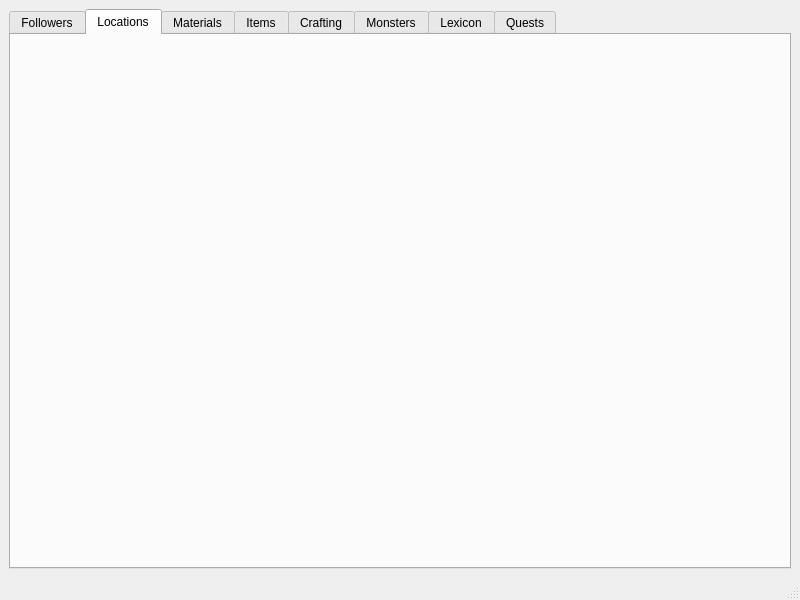
Above: project-deity/admin.ui from Hexadigital/project-deity before the change. Below: the same form after it.
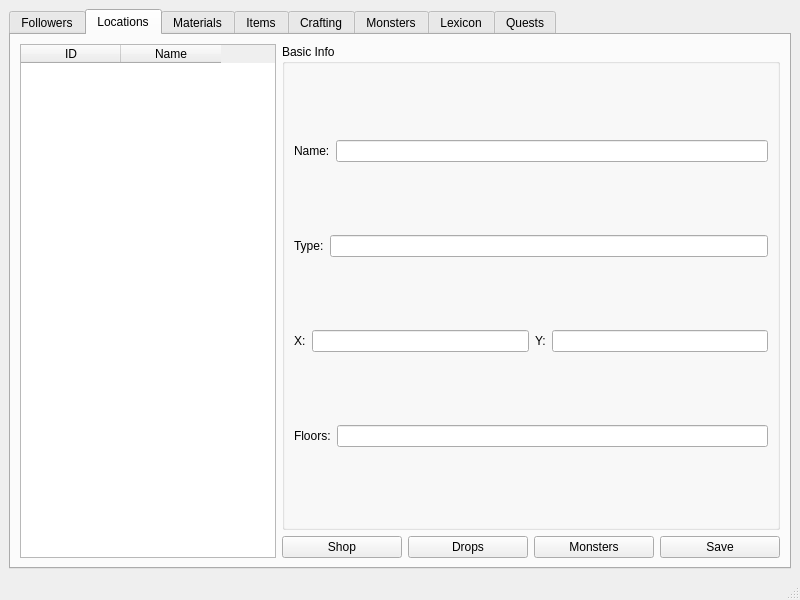
That is the form after the change. The open tabs and pages were chosen to show the change.

Commit message: Add locations to admin panel

```diff
--- a/project-deity/admin.ui
+++ b/project-deity/admin.ui
@@ -307,6 +307,164 @@
        <attribute name="title">
         <string>Locations</string>
        </attribute>
+       <layout class="QHBoxLayout" name="horizontalLayout_14">
+        <item>
+         <widget class="QTableWidget" name="locationTable">
+          <property name="sizePolicy">
+           <sizepolicy hsizetype="Minimum" vsizetype="Expanding">
+            <horstretch>0</horstretch>
+            <verstretch>0</verstretch>
+           </sizepolicy>
+          </property>
+          <property name="selectionMode">
+           <enum>QAbstractItemView::SingleSelection</enum>
+          </property>
+          <property name="selectionBehavior">
+           <enum>QAbstractItemView::SelectRows</enum>
+          </property>
+          <attribute name="verticalHeaderVisible">
+           <bool>false</bool>
+          </attribute>
+          <column>
+           <property name="text">
+            <string>ID</string>
+           </property>
+          </column>
+          <column>
+           <property name="text">
+            <string>Name</string>
+           </property>
+          </column>
+         </widget>
+        </item>
+        <item>
+         <layout class="QVBoxLayout" name="verticalLayout_4">
+          <item>
+           <widget class="QGroupBox" name="groupBox_3">
+            <property name="sizePolicy">
+             <sizepolicy hsizetype="Preferred" vsizetype="Expanding">
+              <horstretch>0</horstretch>
+              <verstretch>0</verstretch>
+             </sizepolicy>
+            </property>
+            <property name="title">
+             <string>Basic Info</string>
+            </property>
+            <layout class="QVBoxLayout" name="verticalLayout_5">
+             <item>
+              <layout class="QHBoxLayout" name="horizontalLayout_12">
+               <item>
+                <widget class="QLabel" name="label_16">
+                 <property name="text">
+                  <string>Name:</string>
+                 </property>
+                </widget>
+               </item>
+               <item>
+                <widget class="QLineEdit" name="locationName"/>
+               </item>
+              </layout>
+             </item>
+             <item>
+              <layout class="QHBoxLayout" name="horizontalLayout_13">
+               <item>
+                <widget class="QLabel" name="label_17">
+                 <property name="sizePolicy">
+                  <sizepolicy hsizetype="Minimum" vsizetype="Preferred">
+                   <horstretch>0</horstretch>
+                   <verstretch>0</verstretch>
+                  </sizepolicy>
+                 </property>
+                 <property name="text">
+                  <string>Type:</string>
+                 </property>
+                </widget>
+               </item>
+               <item>
+                <widget class="QLineEdit" name="locationType"/>
+               </item>
+              </layout>
+             </item>
+             <item>
+              <layout class="QHBoxLayout" name="horizontalLayout_15">
+               <item>
+                <widget class="QLabel" name="label_19">
+                 <property name="text">
+                  <string>X:</string>
+                 </property>
+                </widget>
+               </item>
+               <item>
+                <widget class="QLineEdit" name="locationX"/>
+               </item>
+               <item>
+                <widget class="QLabel" name="label_20">
+                 <property name="text">
+                  <string>Y:</string>
+                 </property>
+                </widget>
+               </item>
+               <item>
+                <widget class="QLineEdit" name="locationY">
+                 <property name="enabled">
+                  <bool>true</bool>
+                 </property>
+                </widget>
+               </item>
+              </layout>
+             </item>
+             <item>
+              <layout class="QHBoxLayout" name="horizontalLayout_16">
+               <item>
+                <widget class="QLabel" name="label_21">
+                 <property name="text">
+                  <string>Floors:</string>
+                 </property>
+                </widget>
+               </item>
+               <item>
+                <widget class="QLineEdit" name="locationFloors"/>
+               </item>
+              </layout>
+             </item>
+            </layout>
+           </widget>
+          </item>
+          <item>
+           <layout class="QHBoxLayout" name="horizontalLayout_20">
+            <item>
+             <widget class="QPushButton" name="locationShop">
+              <property name="text">
+               <string>Shop</string>
+              </property>
+             </widget>
+            </item>
+            <item>
+             <widget class="QPushButton" name="locationDrops">
+              <property name="text">
+               <string>Drops</string>
+              </property>
+             </widget>
+            </item>
+            <item>
+             <widget class="QPushButton" name="locationMonsters">
+              <property name="text">
+               <string>Monsters</string>
+              </property>
+             </widget>
+            </item>
+            <item>
+             <widget class="QPushButton" name="locationSave">
+              <property name="text">
+               <string>Save</string>
+              </property>
+             </widget>
+            </item>
+           </layout>
+          </item>
+         </layout>
+        </item>
+       </layout>
       </widget>
       <widget class="QWidget" name="materialTab">
        <attribute name="title">
```
Left out of the diff: 32 changed lines with no effect on the pictures. Lines whose indentation alone changed are shown as unchanged. The commit also changes 1 other file.
